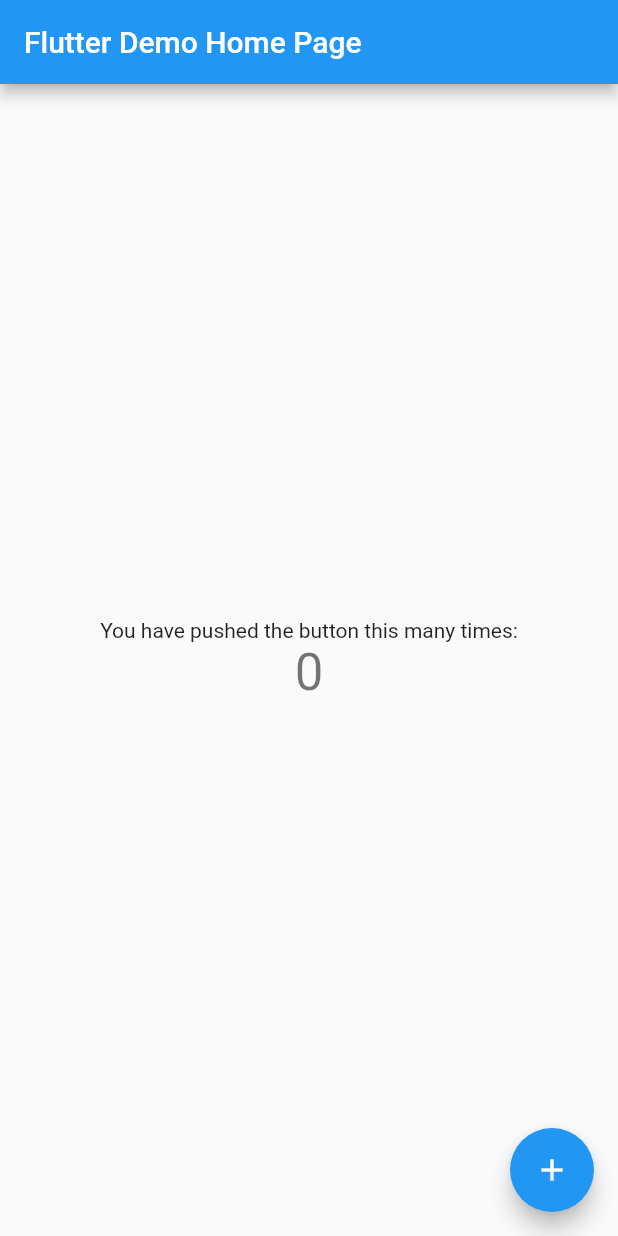
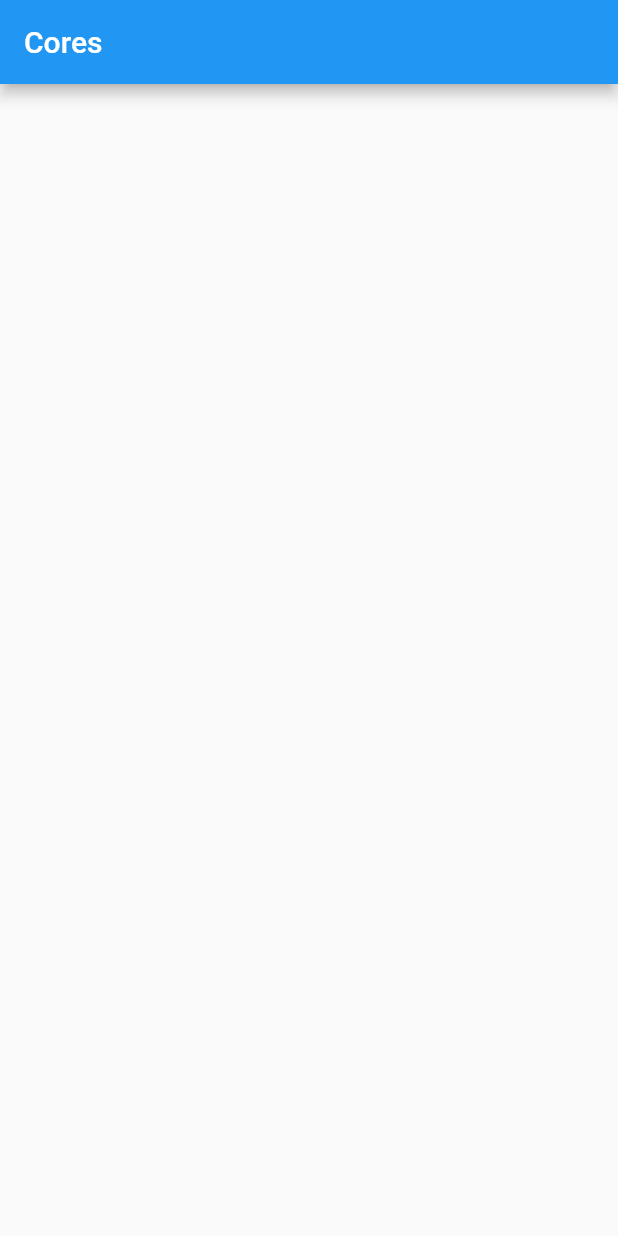
Before and after one commit to escorel/AppSafeSystem, a Flutter app: the screen it shows after launch, on a phone screen of 412 x 824 dp. Run offline on Flutter 3.47's test engine with Material 2 defaults, Android fonts, the phone set to English and light mode, and no system bars.

Commit message:
Substituição do codigo
Substituição do código gerado automaticamente

```diff
--- /dev/null
+++ b/flutter_app/lib/home.dart
@@ -0,0 +1,20 @@
+import 'package:flutter/material.dart';
+
+class Home extends StatefulWidget {
+  @override
+  _HomeState createState() => _HomeState();
+}
+
+class _HomeState extends State<Home> {
+  @override
+  Widget build(BuildContext context) {
+    return Scaffold(
+      appBar: AppBar(
+        title: Text("Cores"), // Titulo do App
+      ),
+      body: Container(
+        padding: EdgeInsets.all(40),
+      ),
+    );
+  }
+}
--- a/flutter_app/lib/main.dart
+++ b/flutter_app/lib/main.dart
@@ -1,111 +1,8 @@
 import 'package:flutter/material.dart';
+import 'home.dart';
 
-void main() => runApp(MyApp());
-
-class MyApp extends StatelessWidget {
-  // This widget is the root of your application.
-  @override
-  Widget build(BuildContext context) {
-    return MaterialApp(
-      title: 'Flutter Demo',
-      theme: ThemeData(
-        // This is the theme of your application.
-        //
-        // Try running your application with "flutter run". You'll see the
-        // application has a blue toolbar. Then, without quitting the app, try
-        // changing the primarySwatch below to Colors.green and then invoke
-        // "hot reload" (press "r" in the console where you ran "flutter run",
-        // or simply save your changes to "hot reload" in a Flutter IDE).
-        // Notice that the counter didn't reset back to zero; the application
-        // is not restarted.
-        primarySwatch: Colors.blue,
-      ),
-      home: MyHomePage(title: 'Flutter Demo Home Page'),
-    );
-  }
-}
-
-class MyHomePage extends StatefulWidget {
-  MyHomePage({Key key, this.title}) : super(key: key);
-
-  // This widget is the home page of your application. It is stateful, meaning
-  // that it has a State object (defined below) that contains fields that affect
-  // how it looks.
-
-  // This class is the configuration for the state. It holds the values (in this
-  // case the title) provided by the parent (in this case the App widget) and
-  // used by the build method of the State. Fields in a Widget subclass are
-  // always marked "final".
-
-  final String title;
-
-  @override
-  _MyHomePageState createState() => _MyHomePageState();
-}
-
-class _MyHomePageState extends State<MyHomePage> {
-  int _counter = 0;
-
-  void _incrementCounter() {
-    setState(() {
-      // This call to setState tells the Flutter framework that something has
-      // changed in this State, which causes it to rerun the build method below
-      // so that the display can reflect the updated values. If we changed
-      // _counter without calling setState(), then the build method would not be
-      // called again, and so nothing would appear to happen.
-      _counter++;
-    });
-  }
-
-  @override
-  Widget build(BuildContext context) {
-    // This method is rerun every time setState is called, for instance as done
-    // by the _incrementCounter method above.
-    //
-    // The Flutter framework has been optimized to make rerunning build methods
-    // fast, so that you can just rebuild anything that needs updating rather
-    // than having to individually change instances of widgets.
-    return Scaffold(
-      appBar: AppBar(
-        // Here we take the value from the MyHomePage object that was created by
-        // the App.build method, and use it to set our appbar title.
-        title: Text(widget.title),
-      ),
-      body: Center(
-        // Center is a layout widget. It takes a single child and positions it
-        // in the middle of the parent.
-        child: Column(
-          // Column is also a layout widget. It takes a list of children and
-          // arranges them vertically. By default, it sizes itself to fit its
-          // children horizontally, and tries to be as tall as its parent.
-          //
-          // Invoke "debug painting" (press "p" in the console, choose the
-          // "Toggle Debug Paint" action from the Flutter Inspector in Android
-          // Studio, or the "Toggle Debug Paint" command in Visual Studio Code)
-          // to see the wireframe for each widget.
-          //
-          // Column has various properties to control how it sizes itself and
-          // how it positions its children. Here we use mainAxisAlignment to
-          // center the children vertically; the main axis here is the vertical
-          // axis because Columns are vertical (the cross axis would be
-          // horizontal).
-          mainAxisAlignment: MainAxisAlignment.center,
-          children: <Widget>[
-            Text(
-              'You have pushed the button this many times:',
-            ),
-            Text(
-              '$_counter',
-              style: Theme.of(context).textTheme.display1,
-            ),
-          ],
-        ),
-      ),
-      floatingActionButton: FloatingActionButton(
-        onPressed: _incrementCounter,
-        tooltip: 'Increment',
-        child: Icon(Icons.add),
-      ), // This trailing comma makes auto-formatting nicer for build methods.
-    );
-  }
-}
+//Chamada da classe Home, executora da aplicação
+void main() => runApp(MaterialApp(
+  debugShowCheckedModeBanner: false,
+  home: Home(),
+));
```
Also changed, not shown: 1 other file.
